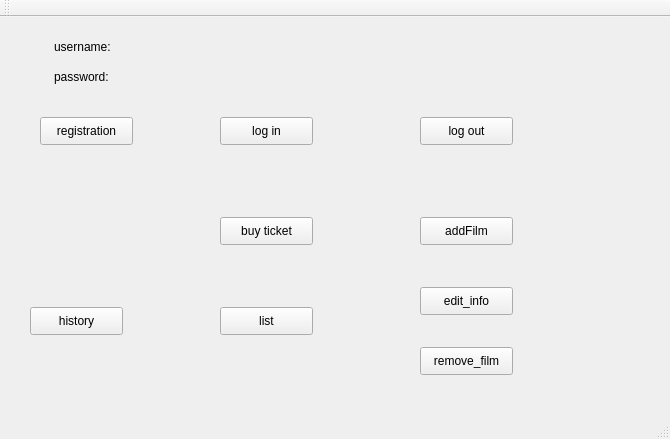
Above: mainwindow.ui from UIAP4002-Dr-Mahdavi/parsa_cinema before the change. Below: the same form after it.
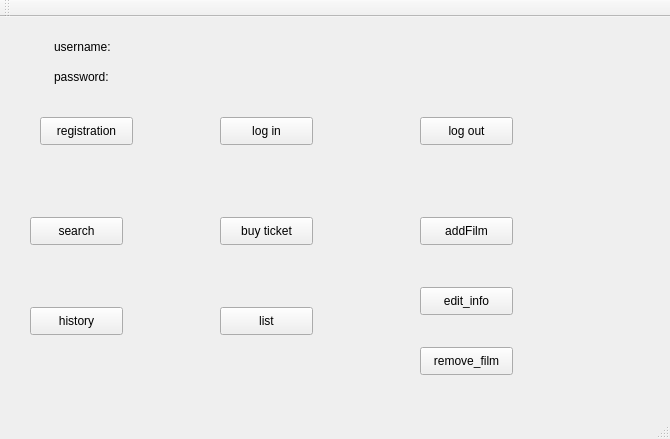
That is the form after the change.

```diff
--- a/mainwindow.ui
+++ b/mainwindow.ui
@@ -196,6 +196,19 @@
      <string>history</string>
     </property>
    </widget>
+   <widget class="QPushButton" name="pushButton_search">
+    <property name="geometry">
+     <rect>
+      <x>30</x>
+      <y>200</y>
+      <width>93</width>
+      <height>28</height>
+     </rect>
+    </property>
+    <property name="text">
+     <string>search</string>
+    </property>
+   </widget>
   </widget>
   <widget class="QMenuBar" name="menuBar">
    <property name="geometry">
```
